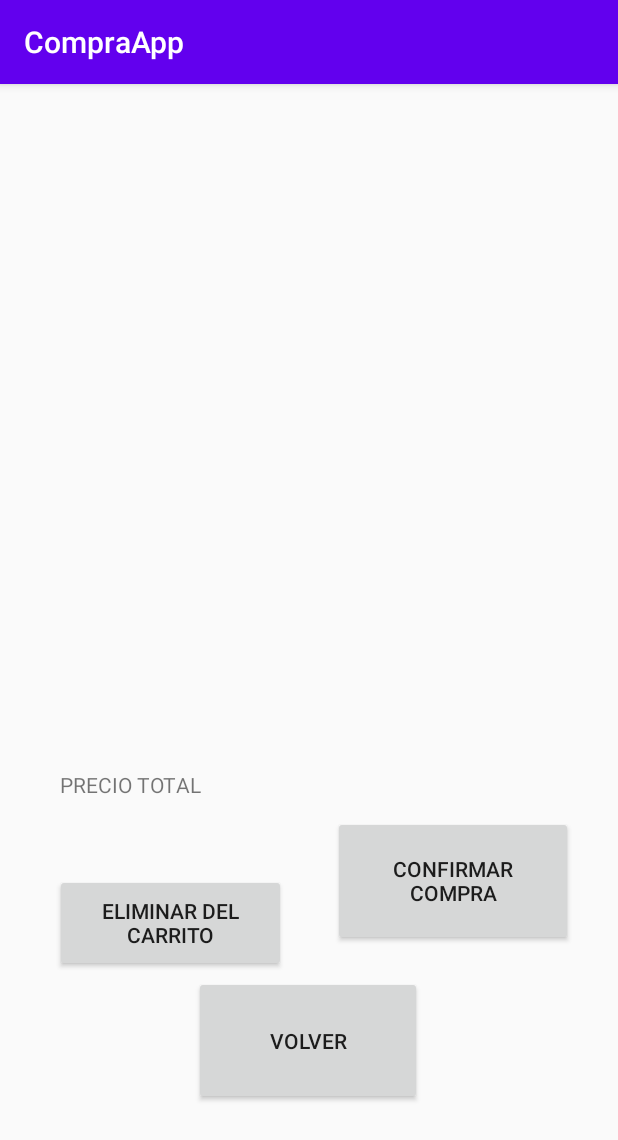
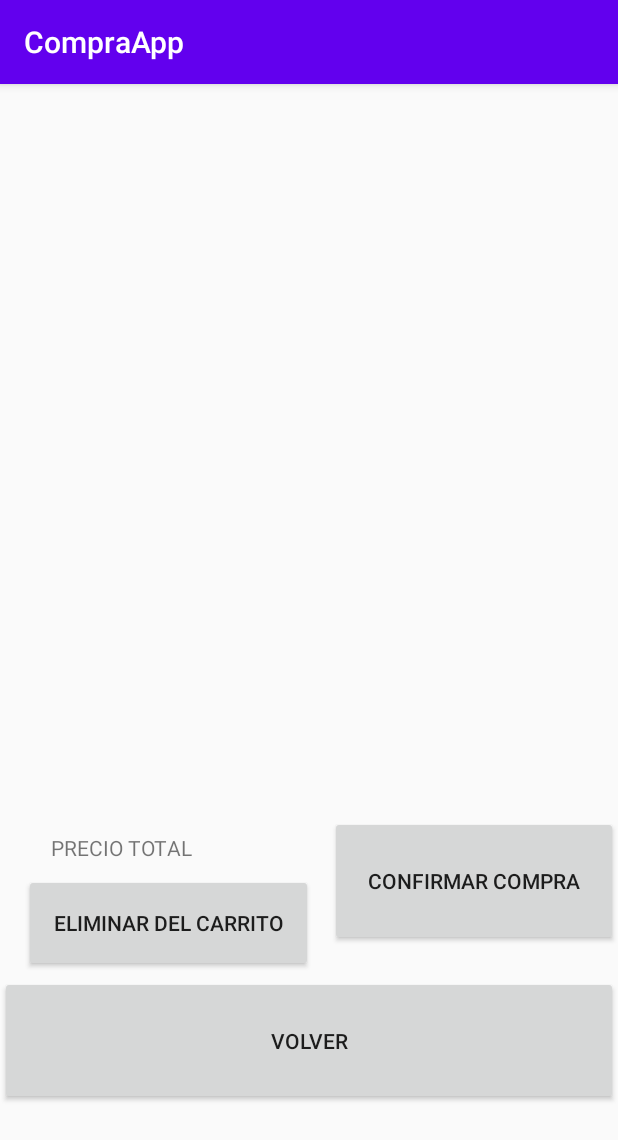
Before and after one commit to unknow1646/CompraApp, an Android app: the screen it shows after launch (CarritoDeCompra), after a tap on "CARRITO DE COMPRAS", on a phone screen of 412 x 824 dp. Shown: the top 1140 px of the screen. Run offline under Robolectric (Android 15) with nearby library versions, the phone set to English and light mode, and no system bars.

Commit message:
Vista compra concretada

```diff
--- a/app/src/main/AndroidManifest.xml
+++ b/app/src/main/AndroidManifest.xml
@@ -9,7 +9,8 @@
         android:roundIcon="@mipmap/ic_launcher_round"
         android:supportsRtl="true"
         android:theme="@style/AppTheme">
-        <activity android:name=".CarritoDeCompra"></activity>
+        <activity android:name=".CompraConcretada"></activity>
+        <activity android:name=".CarritoDeCompra" />
         <activity android:name=".MainActivity">
             <intent-filter>
                 <action android:name="android.intent.action.MAIN" />
--- a/app/src/main/java/com/example/compraapp/MainActivity.java
+++ b/app/src/main/java/com/example/compraapp/MainActivity.java
@@ -14,12 +14,23 @@ public class MainActivity extends AppCompatActivity {
         super.onCreate(savedInstanceState);
         setContentView(R.layout.activity_main);
         Button btn1 = (Button) findViewById(R.id.button5);
+        Button btn2 = (Button)findViewById(R.id.button6);
         btn1.setOnClickListener(new View.OnClickListener() {
             @Override
             public void onClick(View v) {
                 Intent i=new Intent(MainActivity.this, CarritoDeCompra.class);
                 startActivity(i);
 
+
+            }
+        });
+
+        btn2.setOnClickListener(new View.OnClickListener() {
+            @Override
+            public void onClick(View v) {
+                Intent i=new Intent(MainActivity.this, CompraConcretada.class);
+                startActivity(i);
+
             }
         });
     }
--- a/app/src/main/res/layout/activity_carrito_de_compra.xml
+++ b/app/src/main/res/layout/activity_carrito_de_compra.xml
@@ -8,7 +8,7 @@
 
     <Button
         android:id="@+id/button"
-        android:layout_width="154dp"
+        android:layout_width="0dp"
         android:layout_height="65dp"
         android:layout_marginStart="16dp"
         android:layout_marginLeft="16dp"
@@ -22,11 +22,9 @@
 
     <Button
         android:id="@+id/button3"
-        android:layout_width="160dp"
+        android:layout_width="0dp"
         android:layout_height="0dp"
         android:layout_marginTop="488dp"
-        android:layout_marginEnd="9dp"
-        android:layout_marginRight="9dp"
         android:layout_marginBottom="20dp"
         android:text="@string/Confirmar_compra"
         app:layout_constraintBottom_toTopOf="@+id/button4"
@@ -36,13 +34,13 @@
 
     <Button
         android:id="@+id/button4"
-        android:layout_width="152dp"
+        android:layout_width="0dp"
         android:layout_height="0dp"
         android:layout_marginBottom="87dp"
         android:text="@string/Volver"
         app:layout_constraintBottom_toBottomOf="parent"
         app:layout_constraintEnd_toEndOf="parent"
-        app:layout_constraintHorizontal_bias="0.498"
+        app:layout_constraintHorizontal_bias="0.532"
         app:layout_constraintStart_toStartOf="parent"
         app:layout_constraintTop_toBottomOf="@+id/button3" />
 
@@ -61,16 +59,12 @@
         app:layout_constraintStart_toStartOf="parent"
         app:layout_constraintTop_toTopOf="parent">
 
-        <LinearLayout
-            android:layout_width="match_parent"
-            android:layout_height="wrap_content"
-            android:orientation="vertical" />
     </ScrollView>
 
     <TextView
         android:id="@+id/textView2"
         android:layout_width="136dp"
-        android:layout_height="61dp"
+        android:layout_height="wrap_content"
         android:layout_marginStart="29dp"
         android:layout_marginLeft="29dp"
         android:layout_marginEnd="35dp"
@@ -79,6 +73,7 @@
         android:text="@string/Pecio_Total"
         app:layout_constraintBottom_toBottomOf="parent"
         app:layout_constraintEnd_toStartOf="@+id/button3"
+        app:layout_constraintHorizontal_bias="0.263"
         app:layout_constraintStart_toStartOf="parent"
         app:layout_constraintTop_toBottomOf="@+id/scrollView2" />
 
--- a/app/src/main/res/values/strings.xml
+++ b/app/src/main/res/values/strings.xml
@@ -5,4 +5,7 @@
     <string name="Volver">Volver</string>
     <string name="Pecio_Total">PRECIO TOTAL</string>
     <string name="ircarritodecompras">Carrito de compras</string>
+    <string name="ircompraconcretada">Compra concretada</string>
+    <string name="Codigo_compra_concretada">Codigo de compra</string>
+    <string name="Bottom_Codigo_compra_concretada">Finalizar</string>
 </resources>
```
Also changed, not shown: app/src/main/res/layout/activity_main.xml (+11 -1 lines).
